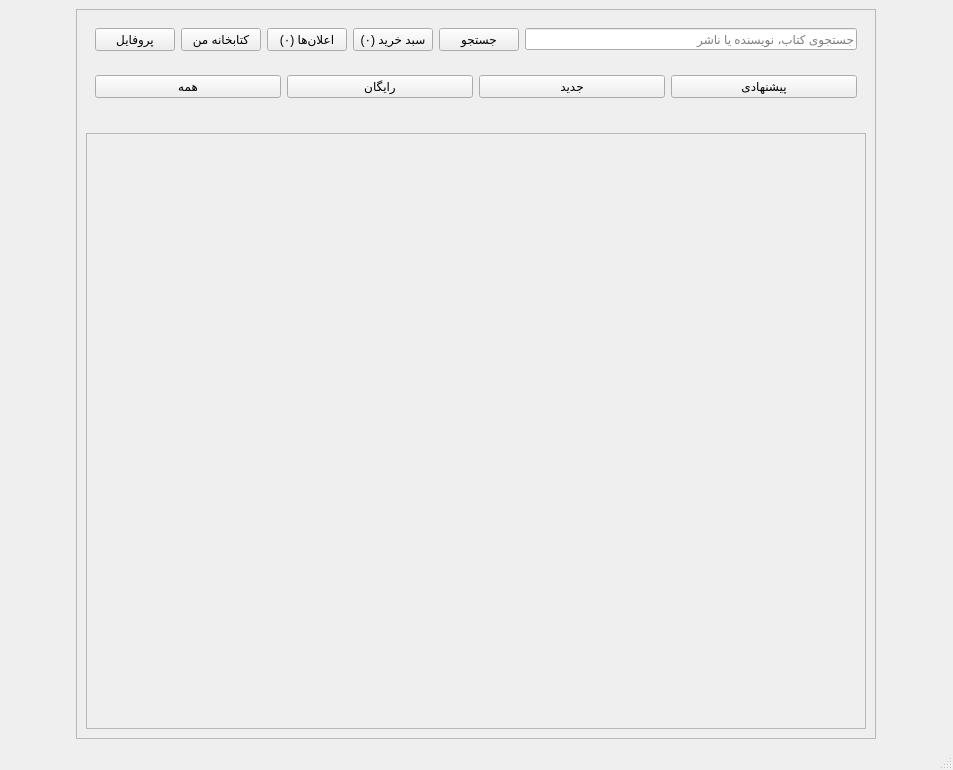
The window that client/homewindow_c.ui (afkhamis1386-afk/bookCLUB_Project) describes before a commit, drawn with Qt 5.
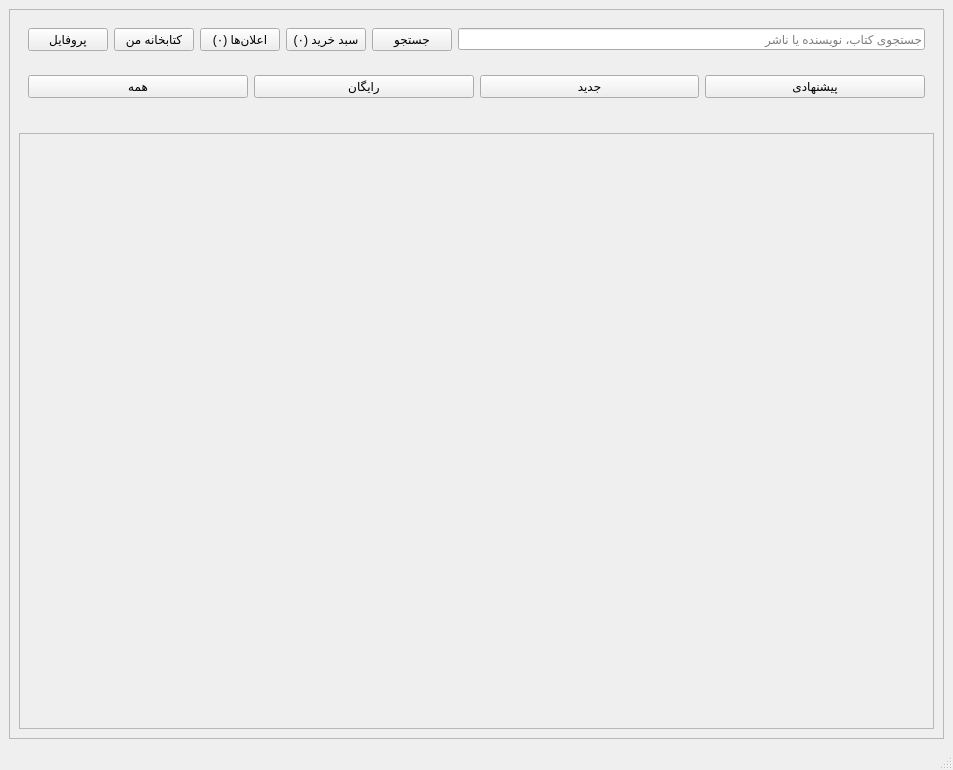
The same window after the commit. Icons and pictures are not drawn.

Patch:
```diff
--- a/client/homewindow_c.ui
+++ b/client/homewindow_c.ui
@@ -139,8 +139,8 @@
      <widget class="QFrame" name="mainFrame">
       <property name="maximumSize">
        <size>
-        <width>800</width>
-        <height>850</height>
+        <width>1600</width>
+        <height>1000</height>
        </size>
       </property>
       <property name="frameShape">
@@ -258,7 +258,7 @@
            <rect>
             <x>0</x>
             <y>0</y>
-            <width>744</width>
+            <width>875</width>
             <height>485</height>
            </rect>
           </property>
```
Left out of the diff: 56 changed lines with no effect on the pictures.
